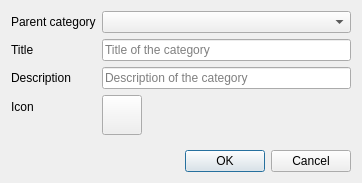
Old version of the form src/gui/formcategorydetails.ui in the repository martinrotter/rssguard.
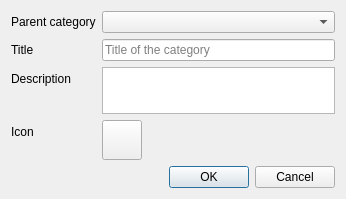
New version of the form.

The edit to the form file:
```diff
--- a/src/gui/formcategorydetails.ui
+++ b/src/gui/formcategorydetails.ui
@@ -6,10 +6,16 @@
    <rect>
     <x>0</x>
     <y>0</y>
-    <width>362</width>
-    <height>183</height>
+    <width>346</width>
+    <height>199</height>
    </rect>
   </property>
+  <property name="minimumSize">
+   <size>
+    <width>300</width>
+    <height>180</height>
+   </size>
+  </property>
   <property name="windowTitle">
    <string>Dialog</string>
   </property>
@@ -47,13 +53,6 @@
        </property>
       </widget>
      </item>
-     <item row="2" column="1">
-      <widget class="QLineEdit" name="lineEdit_2">
-       <property name="placeholderText">
-        <string>Description of the category</string>
-       </property>
-      </widget>
-     </item>
      <item row="3" column="0">
       <widget class="QLabel" name="m_lblParentCategory_4">
        <property name="text">
@@ -74,6 +73,16 @@
        </property>
       </widget>
      </item>
+     <item row="2" column="1">
+      <widget class="QTextEdit" name="m_txtDescription">
+       <property name="sizePolicy">
+        <sizepolicy hsizetype="Expanding" vsizetype="Expanding">
+         <horstretch>0</horstretch>
+         <verstretch>0</verstretch>
+        </sizepolicy>
+       </property>
+      </widget>
+     </item>
     </layout>
    </item>
    <item>
```
Left out of the diff: 19 changed lines with no effect on the pictures.
